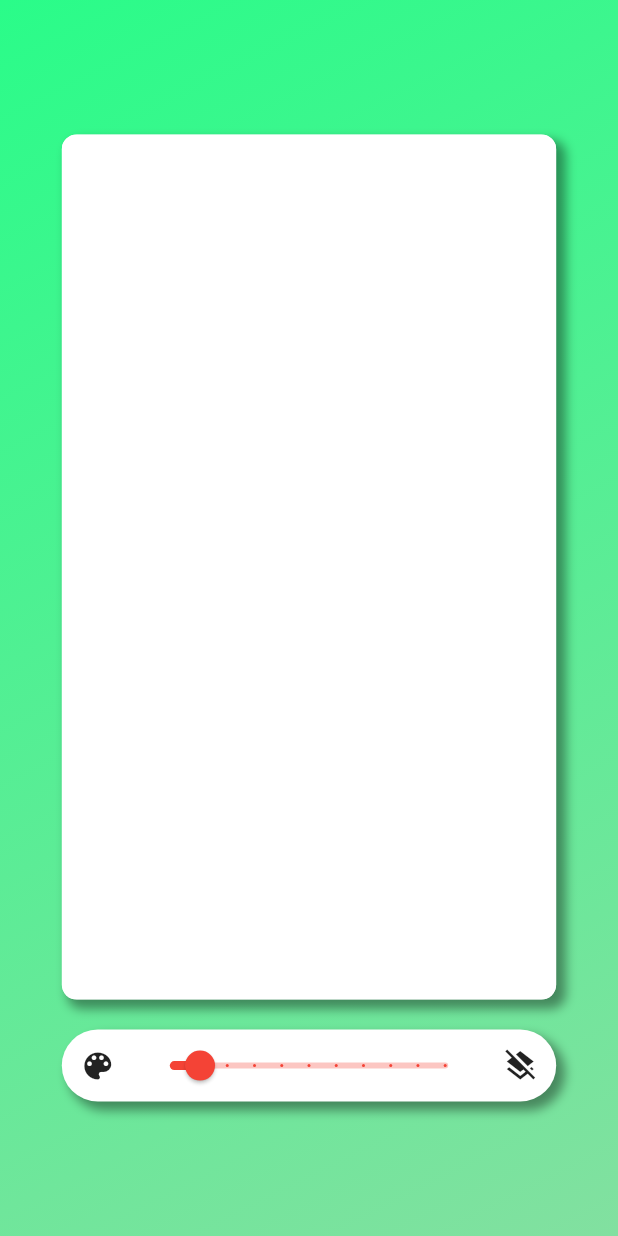
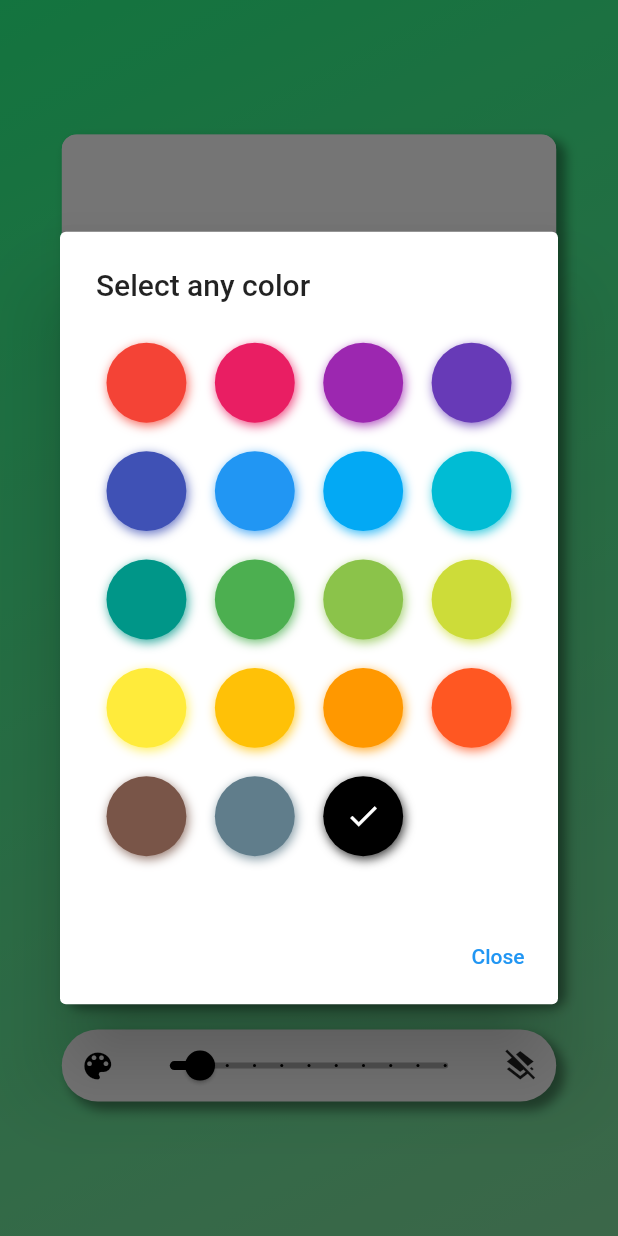
Before and after one commit to jaiswal4sudeep/DrawingApp, a Flutter app: the screen it shows after launch, after a tap on the "color lens" icon, on a phone screen of 412 x 824 dp. Run offline on Flutter 3.47's test engine with Material 2 defaults, Android fonts, the phone set to English and light mode, and no system bars; drawn by our look-alikes of flutter_colorpicker.

Commit message:
Addded color change and stroke width change property

```diff
--- a/lib/home_page.dart
+++ b/lib/home_page.dart
@@ -1,5 +1,6 @@
 import 'dart:ui';
 import 'package:flutter/material.dart';
+import 'package:flutter_colorpicker/flutter_colorpicker.dart';
 
 class HomePage extends StatefulWidget {
   const HomePage({Key? key}) : super(key: key);
@@ -10,14 +11,47 @@ class HomePage extends StatefulWidget {
 
 class _HomePageState extends State<HomePage> {
   List<Offset> points = [];
-  late Color brushColor = Colors.red;
+  late Color brushColor = Colors.black;
   late double brushStrokeWidth = 2.0;
 
   @override
   void initState() {
-    brushColor = Colors.red;
+    brushColor = Colors.black;
     brushStrokeWidth = 2.0;
     super.initState();
+  }
+
+  void changeBrushColor() {
+    showDialog(
+      context: context,
+      builder: (context) {
+        return AlertDialog(
+          title: const Text('Select any color'),
+          content: SingleChildScrollView(
+            child: BlockPicker(
+              pickerColor: brushColor,
+              onColorChanged: (color) {
+                setState(
+                  () {
+                    brushColor = color;
+                  },
+                );
+              },
+            ),
+          ),
+          actions: [
+            TextButton(
+              onPressed: () {
+                setState(() {
+                  Navigator.of(context).pop();
+                });
+              },
+              child: const Text('Close'),
+            ),
+          ],
+        );
+      },
+    );
   }
 
   @override
@@ -104,15 +138,19 @@ class _HomePageState extends State<HomePage> {
                   child: Row(
                     children: [
                       IconButton(
-                        onPressed: () {},
+                        onPressed: () {
+                          setState(() {
+                            changeBrushColor();
+                          });
+                        },
                         icon: const Icon(Icons.color_lens),
+                        color: brushColor,
                       ),
                       Expanded(
                         child: SliderTheme(
                           data: const SliderThemeData(
                             activeTickMarkColor: Colors.transparent,
                             inactiveTickMarkColor: Colors.transparent,
-                            // showValueIndicator: false,
                           ),
                           child: Slider(
                             value: brushStrokeWidth,
@@ -169,8 +207,8 @@ class ScreenPainter extends CustomPainter {
     canvas.drawRect(rect, background);
 
     Paint brush = Paint()
-      ..color = Colors.black
-      ..strokeWidth = 2.0
+      ..color = brushColor
+      ..strokeWidth = brushStrokeWidth
       ..isAntiAlias = true
       ..strokeCap = StrokeCap.round;
 
```
